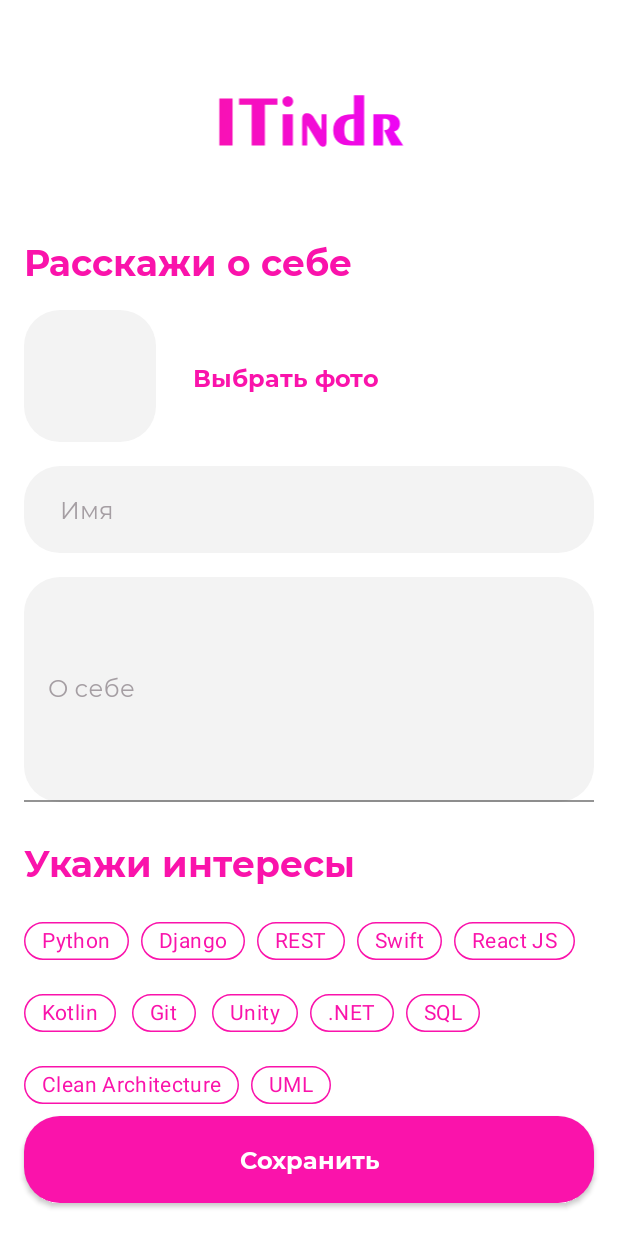
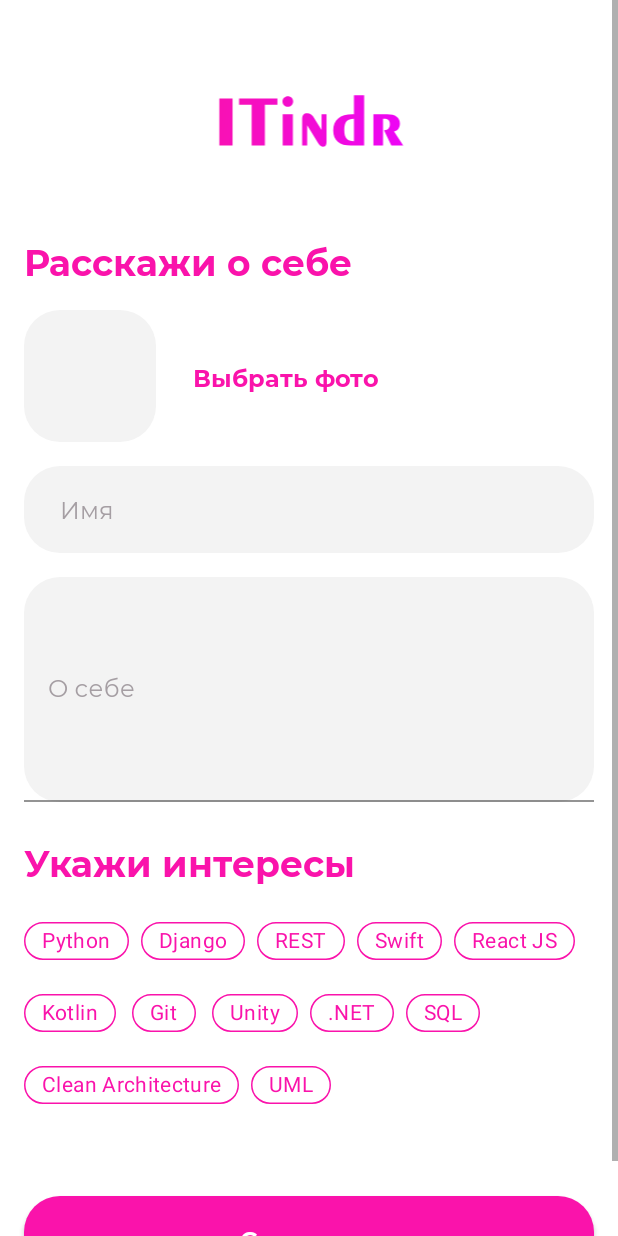
Before and after one commit to lnstnkv/ITindr2, an Android app: the TellAboutActivity screen opened directly, with no data from a screen before it, on a phone screen of 412 x 824 dp. Run offline under Robolectric (Android 15) with nearby library versions, the phone set to English and light mode, and no system bars.

Commit message:
add scroll in tell about screen

```diff
--- a/app/src/main/java/com/tsu/itindr/registration/RegistrationActivity.kt
+++ b/app/src/main/java/com/tsu/itindr/registration/RegistrationActivity.kt
@@ -4,10 +4,8 @@ import android.content.Intent
 import androidx.appcompat.app.AppCompatActivity
 import android.os.Bundle
 import android.widget.Toast
-import com.tsu.itindr.R
 import com.tsu.itindr.RegisterController
 import com.tsu.itindr.RegisterParams
-import com.tsu.itindr.databinding.ActivityMainBinding
 import com.tsu.itindr.databinding.ActivityRegistrationBinding
 import com.tsu.itindr.tellabout.TellAboutActivity
 
@@ -25,8 +23,10 @@ class RegistrationActivity : AppCompatActivity() {
                     viewbinding.editTextTextPassworReg.text.toString()
                 ),
                 onSuccess = {
-                    val intent = Intent(this@RegistrationActivity, TellAboutActivity::class.java)
-                    viewbinding.buttonComeRegister.setOnClickListener { startActivity(intent) }
+                    if(samePassword( viewbinding.editTextTextPassworReg.text.toString(), viewbinding.editTextTextPasswordTwice.text.toString())){
+                        val intent = Intent(this@RegistrationActivity, TellAboutActivity::class.java)
+                        viewbinding.buttonComeRegister.setOnClickListener { startActivity(intent) }
+                    }
 
                 },
                 onFailure = {
@@ -34,4 +34,7 @@ class RegistrationActivity : AppCompatActivity() {
                 })
         }
     }
+    private fun samePassword(password: String, passwordRepeat: String): Boolean {
+        return passwordRepeat.contentEquals(password)
+    }
 }
--- a/app/src/main/res/layout/activity_tell_about.xml
+++ b/app/src/main/res/layout/activity_tell_about.xml
@@ -1,10 +1,15 @@
 <?xml version="1.0" encoding="utf-8"?>
-<androidx.constraintlayout.widget.ConstraintLayout xmlns:android="http://schemas.android.com/apk/res/android"
+<ScrollView xmlns:android="http://schemas.android.com/apk/res/android"
     xmlns:app="http://schemas.android.com/apk/res-auto"
     xmlns:tools="http://schemas.android.com/tools"
     android:layout_width="match_parent"
     android:layout_height="match_parent"
     tools:context=".tellabout.TellAboutActivity">
+<androidx.constraintlayout.widget.ConstraintLayout
+
+    android:layout_width="match_parent"
+    android:layout_height="wrap_content"
+    >
 
     <ImageView
         android:id="@+id/imageViewLogoTell"
@@ -115,6 +120,7 @@
         android:layout_width="0dp"
         android:layout_height="wrap_content"
         android:layout_marginStart="@dimen/margin_button"
+        android:layout_marginTop="44dp"
         android:layout_marginEnd="@dimen/margin_button"
         android:layout_marginBottom="@dimen/margin_button"
         android:letterSpacing="0"
@@ -122,19 +128,20 @@
         android:text="@string/save"
         app:layout_constraintBottom_toBottomOf="parent"
         app:layout_constraintEnd_toEndOf="parent"
-        app:layout_constraintStart_toStartOf="parent" />
+        app:layout_constraintStart_toStartOf="parent"
+        app:layout_constraintTop_toBottomOf="@+id/chipGroup" />
 
     <com.google.android.material.chip.ChipGroup
+        android:id="@+id/chipGroup"
         android:layout_width="0dp"
         android:layout_height="wrap_content"
         android:layout_marginStart="@dimen/margin_button"
         android:layout_marginTop="12dp"
         android:layout_marginEnd="@dimen/margin_button"
+
         app:layout_constraintEnd_toEndOf="parent"
-
         app:layout_constraintStart_toStartOf="parent"
-        app:layout_constraintTop_toBottomOf="@+id/textView3"
-        >
+        app:layout_constraintTop_toBottomOf="@+id/textView3">
 
         <com.google.android.material.chip.Chip
             android:layout_width="wrap_content"
@@ -164,8 +171,8 @@
             android:text="@string/rest"
             android:textColor="@color/pink"
             app:chipBackgroundColor="@color/white"
+            app:chipMinHeight="25dp"
             app:chipStrokeColor="@color/pink"
-            app:chipMinHeight="25dp"
             app:chipStrokeWidth="1dp" />
 
         <com.google.android.material.chip.Chip
@@ -193,18 +200,18 @@
             android:layout_height="wrap_content"
             android:text="@string/kotlin"
             android:textColor="@color/pink"
+            app:chipBackgroundColor="@color/white"
             app:chipMinHeight="25dp"
-            app:chipBackgroundColor="@color/white"
             app:chipStrokeColor="@color/pink"
             app:chipStrokeWidth="1dp" />
 
         <com.google.android.material.chip.Chip
             android:layout_width="wrap_content"
             android:layout_height="wrap_content"
-            app:chipMinHeight="25dp"
             android:text="@string/git"
             android:textColor="@color/pink"
             app:chipBackgroundColor="@color/white"
+            app:chipMinHeight="25dp"
             app:chipStrokeColor="@color/pink"
             app:chipStrokeWidth="1dp" />
 
@@ -213,8 +220,8 @@
             android:layout_height="wrap_content"
             android:text="@string/unity"
             android:textColor="@color/pink"
+            app:chipBackgroundColor="@color/white"
             app:chipMinHeight="25dp"
-            app:chipBackgroundColor="@color/white"
             app:chipStrokeColor="@color/pink"
             app:chipStrokeWidth="1dp" />
 
@@ -230,11 +237,11 @@
 
         <com.google.android.material.chip.Chip
             android:layout_width="wrap_content"
-            app:chipMinHeight="25dp"
             android:layout_height="wrap_content"
             android:text="@string/sql"
             android:textColor="@color/pink"
             app:chipBackgroundColor="@color/white"
+            app:chipMinHeight="25dp"
             app:chipStrokeColor="@color/pink"
             app:chipStrokeWidth="1dp" />
 
@@ -243,8 +250,8 @@
             android:layout_height="wrap_content"
             android:text="@string/clean"
             android:textColor="@color/pink"
+            app:chipBackgroundColor="@color/white"
             app:chipMinHeight="25dp"
-            app:chipBackgroundColor="@color/white"
             app:chipStrokeColor="@color/pink"
             app:chipStrokeWidth="1dp" />
 
@@ -252,9 +259,9 @@
             android:layout_width="wrap_content"
             android:layout_height="wrap_content"
             android:text="@string/uml"
-            app:chipMinHeight="25dp"
             android:textColor="@color/pink"
             app:chipBackgroundColor="@color/white"
+            app:chipMinHeight="25dp"
             app:chipStrokeColor="@color/pink"
             app:chipStrokeWidth="1dp" />
 
@@ -262,3 +269,4 @@
     </com.google.android.material.chip.ChipGroup>
 
 </androidx.constraintlayout.widget.ConstraintLayout>
+</ScrollView>
```
